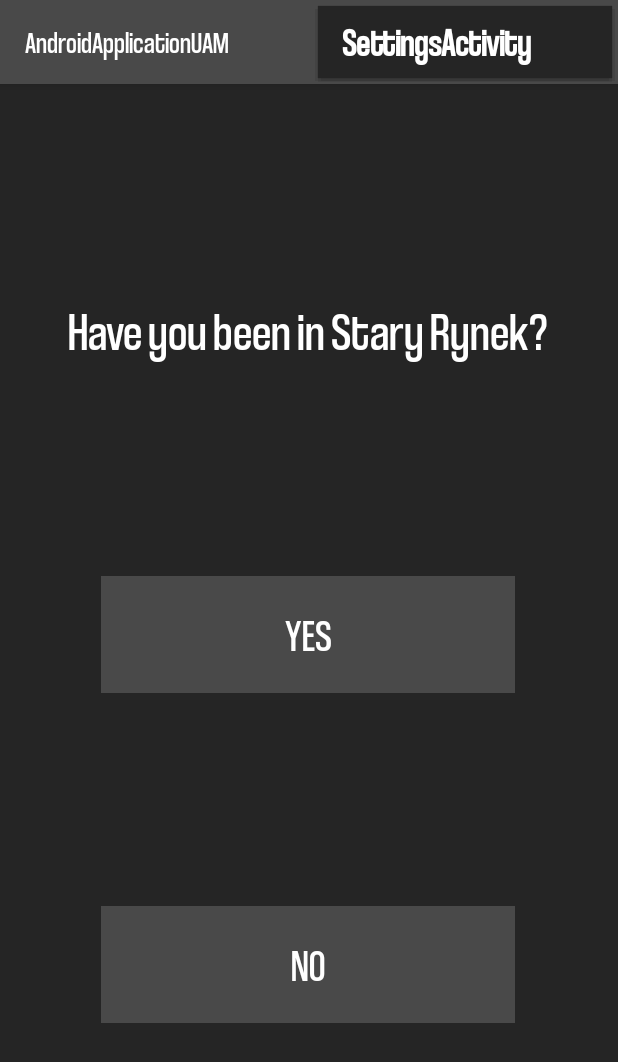
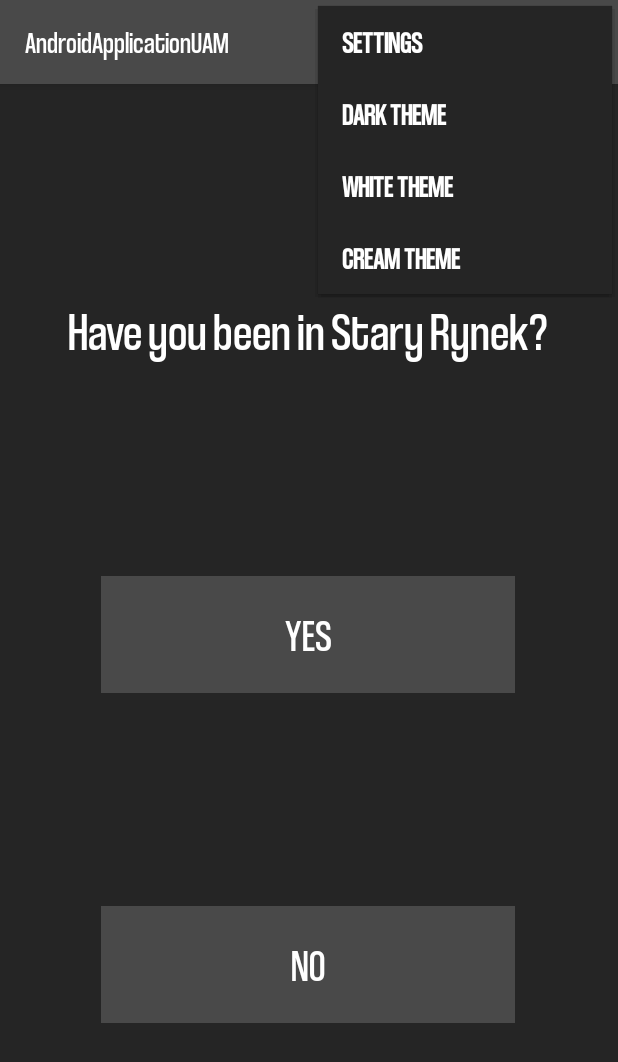
Before and after one commit to AlbertoBtt/AndroidStyleProject, an Android app: the screen it shows after launch (MainActivity), with the options menu open, on a phone screen of 412 x 824 dp. Shown: the top 1062 px of the screen. Run offline under Robolectric (Android 15) with nearby library versions, the phone set to English and light mode, and no system bars.

Commit message:
Themes Added

```diff
--- a/app/src/main/java/com/uam/androidapplicationuam/SettingsActivity.java
+++ b/app/src/main/java/com/uam/androidapplicationuam/SettingsActivity.java
@@ -6,12 +6,14 @@ import android.content.SharedPreferences;
 import android.graphics.drawable.Drawable;
 import android.os.Bundle;
 import android.view.MenuItem;
+import android.view.View;
 import android.widget.Button;
 import android.widget.Toast;
 
 import androidx.appcompat.app.ActionBar;
 import androidx.appcompat.app.AppCompatActivity;
 import androidx.core.content.ContextCompat;
+import androidx.preference.Preference;
 import androidx.preference.PreferenceFragmentCompat;
 import androidx.preference.PreferenceManager;
 
@@ -50,4 +52,6 @@ public class SettingsActivity extends AppCompatActivity {
         }
         return super.onOptionsItemSelected(item);
     }
+
+
 }
--- a/app/src/main/res/menu/menu.xml
+++ b/app/src/main/res/menu/menu.xml
@@ -1,8 +1,18 @@
 <?xml version="1.0" encoding="utf-8"?>
-<menu
+<menu xmlns:app="http://schemas.android.com/apk/res-auto"
     xmlns:android="http://schemas.android.com/apk/res/android">
 
     <item
         android:onClick="settings"
         android:title="@string/title_activity_settings" />
+    <item
+        android:checkable="false"
+        android:onClick="setDarkTheme"
+        android:title="@string/dark_theme" />
+    <item
+        android:onClick="setWhiteTheme"
+        android:title="@string/white_theme" />
+    <item
+        android:onClick="setCreamTheme"
+        android:title="@string/cream_theme" />
 </menu>
--- a/app/src/main/res/values/strings.xml
+++ b/app/src/main/res/values/strings.xml
@@ -38,7 +38,10 @@
     <string name="textView2">What do you prefer from Stary Rynek?</string>
     <string name="textTest">Test Text</string>
     <string name="textReturn">RETURN</string>
-    <string name="title_activity_settings">SettingsActivity</string>
+    <string name="title_activity_settings">Settings</string>
+    <string name="dark_theme">Dark Theme</string>
+    <string name="white_theme">White Theme</string>
+    <string name="cream_theme">Cream Theme</string>
 
     <!-- Preference Titles -->
     <string name="messages_header">Messages</string>
--- a/app/src/main/res/values/styles.xml
+++ b/app/src/main/res/values/styles.xml
@@ -47,10 +47,10 @@
     </style>
 
     <style name="MyActionBar.MenuTextStyle"
-        parent="@style/TextAppearance.AppCompat.Widget.ActionBar.Title">
+        parent="@android:style/TextAppearance.DeviceDefault.Widget.ActionBar.Menu">
         <item name="android:textColor">@color/white</item>
         <item name="android:textStyle">bold</item>
-        <item name="android:textSize">25sp</item>
+        <item name="android:textSize">20sp</item>
         <item name="background">@color/black_background</item>
     </style>
 
```
Also changed, not shown: app/src/main/java/com/uam/androidapplicationuam/MainActivity.java (+84 -0 lines).
